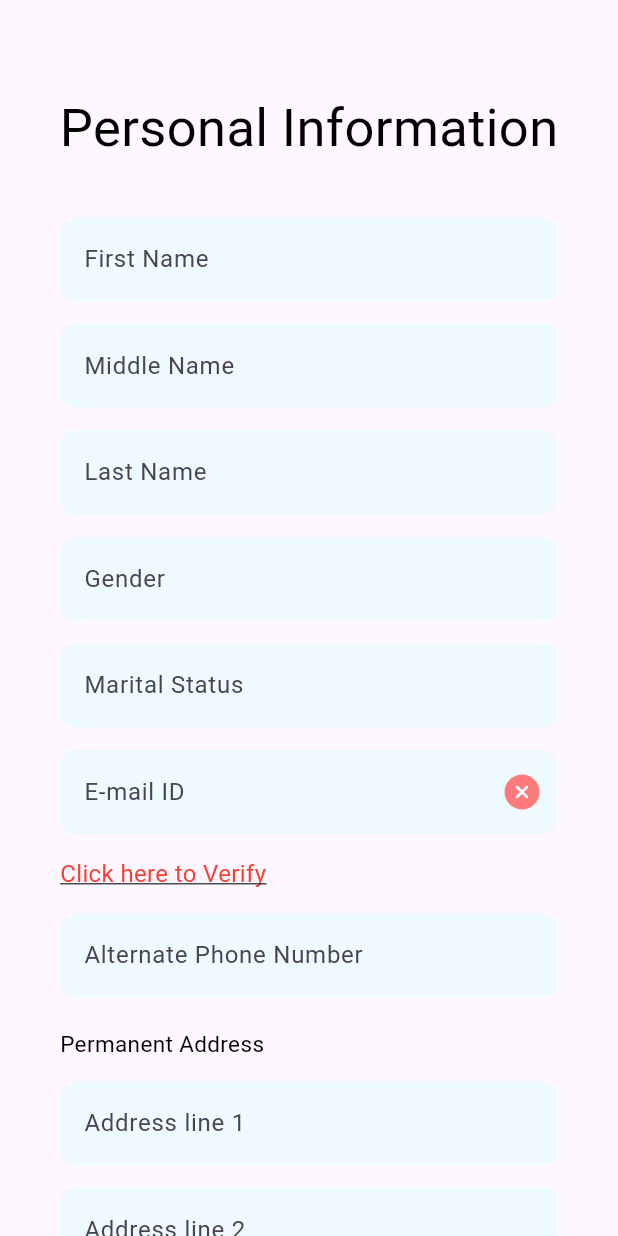
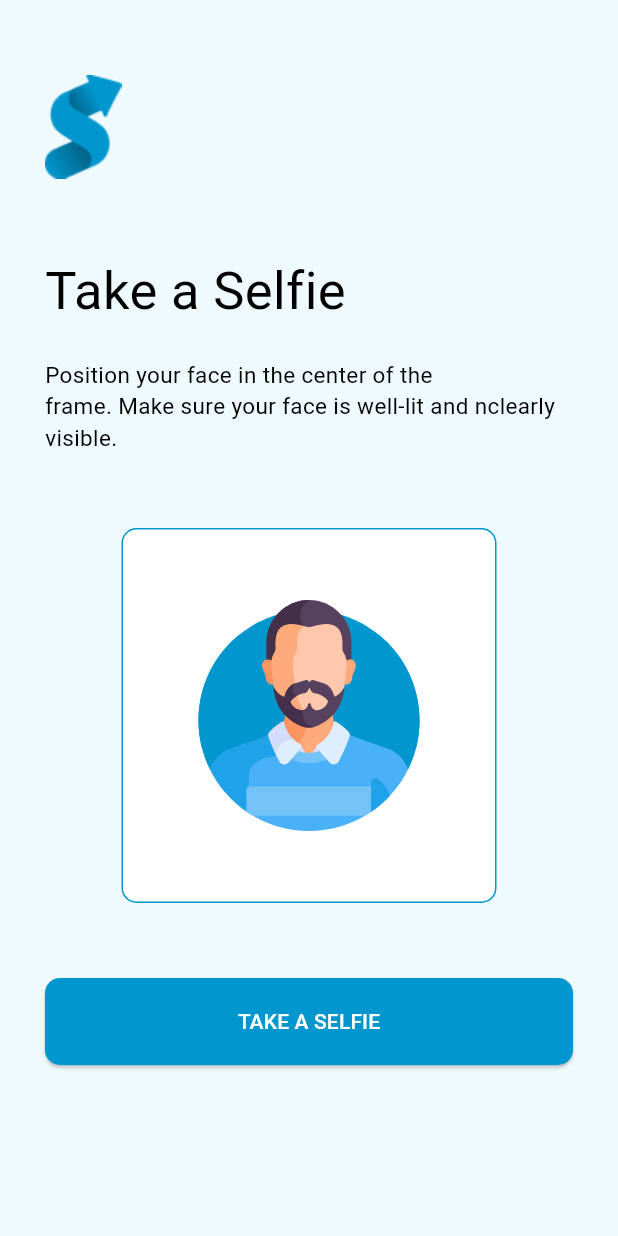
Before and after one commit to bhagwanv/ScaleUpApp, a Flutter app: the screen it shows after launch, on a phone screen of 412 x 824 dp. Run offline on Flutter 3.47's test engine with Material 3 defaults, Android fonts, the phone set to English and light mode, and no system bars; our stand-ins replace camera, dropdown_button2, flutter_otp_text_field, flutter_svg, pinput.

Commit message:
Selfie Screen

```diff
--- a/lib/main.dart
+++ b/lib/main.dart
@@ -2,6 +2,7 @@ import 'package:flutter/material.dart';
 import 'package:scaleup_app/view/aadhaar_screen/aadhaar_screen.dart';
 import 'package:scaleup_app/view/login_screen/login_screen.dart';
 import 'package:scaleup_app/view/personal_info/PersonalInformation.dart';
+import 'package:scaleup_app/view/take_selfi/take_selfi.dart';
 
 void main() {
   runApp(const MyApp());
@@ -20,8 +21,8 @@ class MyApp extends StatelessWidget {
         colorScheme: ColorScheme.fromSeed(seedColor: Colors.deepPurple),
         useMaterial3: true,
       ),
-      //home: const LoginScreen(),
-      home: const PersonalInformation(),
+     // home: const LoginScreen(),
+      home: const TakeSelfie(),
     );
   }
 }
--- a/lib/view/personal_info/PersonalInformation.dart
+++ b/lib/view/personal_info/PersonalInformation.dart
@@ -31,8 +31,7 @@ class _PersonalInformationState extends State<PersonalInformation> {
               ),
               const SizedBox(height: 15),
               Padding(
-                padding:
-                    const EdgeInsets.symmetric(vertical: 20, horizontal: 10),
+                padding: const EdgeInsets.symmetric(vertical: 20, horizontal: 10),
                 child: Column(
                   children: [
                     const TextField(
--- /dev/null
+++ b/lib/view/take_selfi/take_selfi.dart
@@ -0,0 +1,102 @@
+import 'package:camera/camera.dart';
+import 'package:flutter/material.dart';
+import 'package:flutter_svg/svg.dart';
+import 'package:scaleup_app/utils/common_elevted_button.dart';
+import 'package:scaleup_app/utils/constants.dart';
+import 'package:scaleup_app/view/take_selfi/camera_page.dart';
+import 'package:scaleup_app/view/take_selfi/camera_selfie_open.dart';
+
+class TakeSelfie extends StatefulWidget {
+  const TakeSelfie({super.key});
+
+  @override
+  State<TakeSelfie> createState() => _TakeSelfieState();
+}
+
+class _TakeSelfieState extends State<TakeSelfie> {
+  @override
+  Widget build(BuildContext context) {
+    return SafeArea(
+        child: Scaffold(
+      backgroundColor: textFiledBackgroundColour,
+      body: SingleChildScrollView(
+        child: Padding(
+          padding:
+              const EdgeInsets.only(left: 30, top: 50, right: 30, bottom: 30),
+          child:
+              Column(crossAxisAlignment: CrossAxisAlignment.start, children: [
+            Container(
+                height: 69,
+                width: 51,
+                alignment: Alignment.topLeft,
+                child: Image.asset('assets/images/scale.png')),
+            const SizedBox(
+              height: 50,
+            ),
+            const Text(
+              'Take a Selfie',
+              textAlign: TextAlign.start,
+              style: TextStyle(fontSize: 35, color: Colors.black),
+            ),
+            const SizedBox(
+              height: 20,
+            ),
+            const Text(
+              'Position your face in the center of the\nframe. Make sure your face is well-lit and nclearly visible.',
+              textAlign: TextAlign.start,
+              style: TextStyle(fontSize: 15, color: Colors.black),
+            ),
+            const SizedBox(
+              height: 50,
+            ),
+            Center(
+              child: Padding(
+                padding: const EdgeInsets.all(0),
+                child: Container(
+                  width: 250,
+                  height: 250,
+                  decoration: BoxDecoration(
+                      color: Colors.white,
+                      shape: BoxShape.rectangle,
+                      border: Border.all(color: kPrimaryColor, width: 1),
+                      borderRadius: BorderRadius.only(
+                          topLeft: Radius.circular(10),
+                          topRight: Radius.circular(10),
+                          bottomRight: Radius.circular(10),
+                          bottomLeft: Radius.circular(10))),
+                  child: Column(
+                    crossAxisAlignment: CrossAxisAlignment.center,
+                    mainAxisAlignment: MainAxisAlignment.center,
+                    children: [
+                      SvgPicture.asset('assets/images/take_selfie.svg'),
+                    ],
+                  ),
+                ),
+              ),
+            ),
+            const SizedBox(height: 50),
+            CommonElevatedButton(
+              onPressed: () async {
+                await availableCameras().then((value) => Navigator.push(
+                    context,
+                    MaterialPageRoute(
+                        builder: (_) => CameraPage(cameras: value))));
+
+                /* Navigator.push(
+                  context,
+                  MaterialPageRoute(
+                    builder: (context) {
+                      //return const TakeCameraSelfie();
+                    },
+                  ),
+                );*/
+              },
+              text: "Take a Selfie",
+              upperCase: true,
+            ),
+          ]),
+        ),
+      ),
+    ));
+  }
+}
--- a/pubspec.yaml
+++ b/pubspec.yaml
@@ -39,6 +39,7 @@ dependencies:
   flutter_otp_text_field: ^1.1.1
   pinput: ^2.2.31
   dropdown_button2: ^2.3.9
+  camera: ^0.9.4+19
 
 
 
```
Also changed, not shown: lib/view/aadhaar_screen/aadhaar_otp_screen.dart (+13 -1 lines), lib/view/take_selfi/camera_page.dart (added, +139 -0 lines), lib/view/take_selfi/camera_selfie_open.dart (added, +26 -0 lines), lib/view/take_selfi/preview_page.dart (added, +23 -0 lines), assets/images/take_selfie.svg (added), pubspec.lock, 1 other file.
